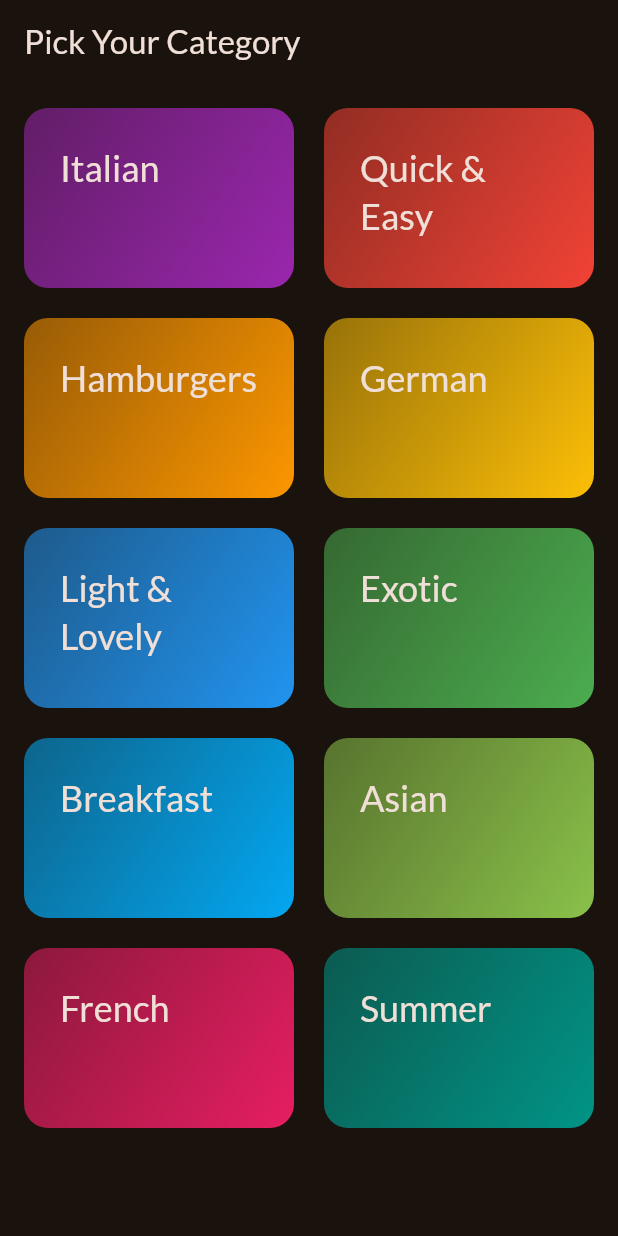
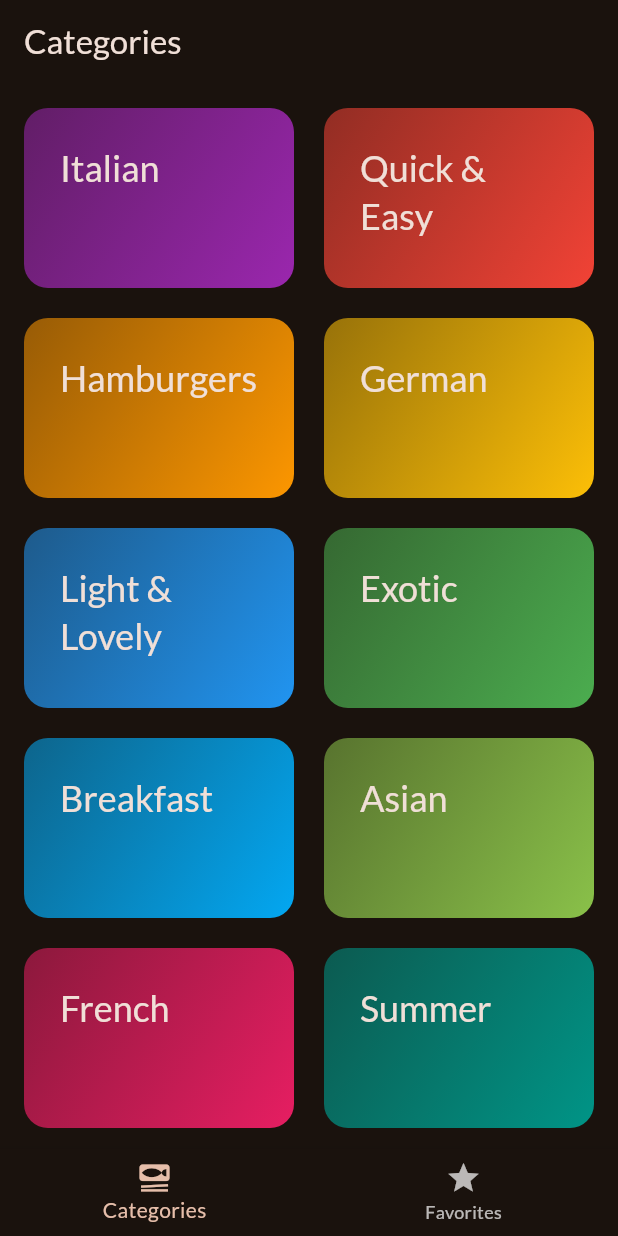
Before and after one commit to Amrendra29/meals, a Flutter app: the screen it shows after launch, on a phone screen of 412 x 824 dp. Run offline on Flutter 3.47's test engine with Material 3 defaults, Android fonts, the phone set to English and light mode, and no system bars; our stand-ins replace google_fonts, transparent_image.

```diff
--- a/lib/main.dart
+++ b/lib/main.dart
@@ -2,7 +2,7 @@ import 'package:flutter/material.dart';
 
 import 'package:google_fonts/google_fonts.dart';
 import 'package:meals/screens/categories.dart';
-
+import 'package:meals/screens/tabs.dart';
 
 final theme = ThemeData(
   useMaterial3: true,
@@ -25,7 +25,7 @@ class App extends StatelessWidget {
     return MaterialApp(
       debugShowCheckedModeBanner: false,
       theme: theme,
-      home: CategoriesScreen(),
+      home: TabsScreen(),
     );
   }
 }
--- a/lib/screens/categories.dart
+++ b/lib/screens/categories.dart
@@ -1,12 +1,13 @@
 import 'package:flutter/material.dart';
 import 'package:meals/data/dummy_data.dart';
+import 'package:meals/models/meal.dart';
 import 'package:meals/screens/meals.dart';
 import 'package:meals/widgets/category_grid_item.dart';
 import 'package:meals/models/category.dart';
 
 class CategoriesScreen extends StatelessWidget {
-  const CategoriesScreen({super.key});
-
+  const CategoriesScreen({super.key, required this.toggleMeal});
+  final void Function(Meal meal) toggleMeal;
   void _selectCategory(BuildContext context, Category category) {
     final filterred = dummyMeals
         .where((meal) => meal.categories.contains(category.id))
@@ -14,16 +15,18 @@ class CategoriesScreen extends StatelessWidget {
 
     Navigator.of(context).push(
       MaterialPageRoute(
-        builder: (ctx) => MealsScreen(title: category.title, meals: filterred),
+        builder: (ctx) => MealsScreen(
+          title: category.title,
+          meals: filterred,
+          toggleMeal: toggleMeal,
+        ),
       ),
     );
   }
 
   @override
   Widget build(BuildContext context) {
-    return Scaffold(
-      appBar: AppBar(title: Text('Pick Your Category')),
-      body: GridView(
+    return GridView(
       padding: EdgeInsets.all(16),
       gridDelegate: SliverGridDelegateWithFixedCrossAxisCount(
         crossAxisCount: 2,
@@ -40,7 +43,6 @@ class CategoriesScreen extends StatelessWidget {
             },
           ),
       ],
-      ),
     );
   }
 }
--- /dev/null
+++ b/lib/screens/tabs.dart
@@ -0,0 +1,76 @@
+import 'package:flutter/material.dart';
+import 'package:meals/models/meal.dart';
+import 'package:meals/screens/categories.dart';
+import 'package:meals/screens/meals.dart';
+
+class TabsScreen extends StatefulWidget {
+  const TabsScreen({super.key});
+
+  @override
+  State<StatefulWidget> createState() {
+    return _TabsScreenState();
+  }
+}
+
+class _TabsScreenState extends State<TabsScreen> {
+  int _selectedIndex = 0;
+
+  void _showInfoMessage(String message) {
+    ScaffoldMessenger.of(context).clearSnackBars();
+    ScaffoldMessenger.of(
+      context,
+    ).showSnackBar(SnackBar(content: Text(message)));
+  }
+
+  void _selectPage(int index) {
+    setState(() {
+      _selectedIndex = index;
+    });
+  }
+
+  final List<Meal> _favouriteMeals = [];
+  void _toggleMealFavouriteStatus(Meal meal) {
+    final isExisting = _favouriteMeals.contains(meal);
+    if (isExisting) {
+      setState(() {
+        _favouriteMeals.remove(meal);
+      });
+      _showInfoMessage('Meal is no longer a favourite.');
+    } else {
+      setState(() {
+        _favouriteMeals.add(meal);
+      });
+      _showInfoMessage('Meal is added to favourites.');
+    }
+  }
+
+  @override
+  Widget build(BuildContext context) {
+    var activePagetitle = 'Categories';
+    Widget activePage = CategoriesScreen(
+      toggleMeal: _toggleMealFavouriteStatus,
+    );
+    if (_selectedIndex == 1) {
+      activePage = MealsScreen(
+        meals: _favouriteMeals,
+        toggleMeal: _toggleMealFavouriteStatus,
+      );
+      activePagetitle = 'Your Favorites';
+    }
+    return Scaffold(
+      appBar: AppBar(title: Text(activePagetitle)),
+      body: activePage,
+      bottomNavigationBar: BottomNavigationBar(
+        onTap: _selectPage,
+        currentIndex: _selectedIndex,
+        items: [
+          BottomNavigationBarItem(
+            icon: Icon(Icons.set_meal),
+            label: 'Categories',
+          ),
+          BottomNavigationBarItem(icon: Icon(Icons.star), label: 'Favorites'),
+        ],
+      ),
+    );
+  }
+}
```
Also changed, not shown: lib/screens/meal_details.dart (+18 -2 lines), lib/screens/meals.dart (+8 -5 lines). Lines whose indentation alone changed are shown as unchanged.
